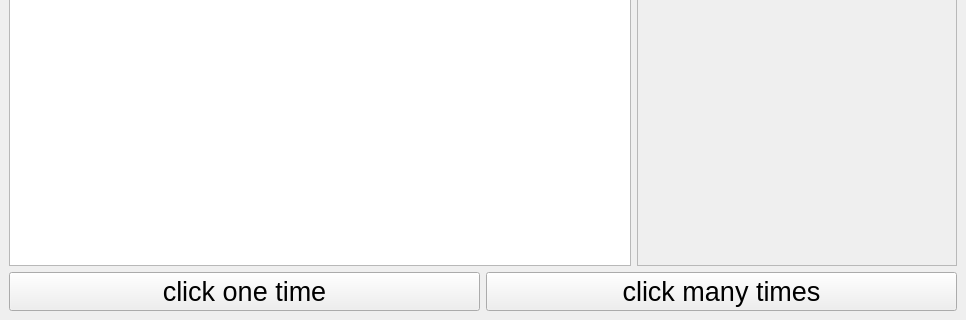
sufftea/Link-Cut-Treeez, file code/mainwindow.ui: the form before one commit; both pictures show x 0 to 966 and y 375 to 695 of the 966 by 695 pixel window.
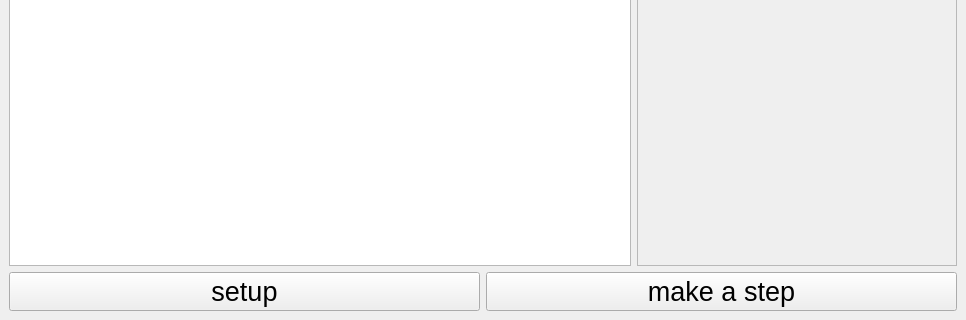
The form after the commit.

Diff of the .ui file:
```diff
--- a/code/mainwindow.ui
+++ b/code/mainwindow.ui
@@ -85,7 +85,7 @@
          </font>
         </property>
         <property name="text">
-         <string>click one time</string>
+         <string>setup</string>
         </property>
        </widget>
       </item>
@@ -109,7 +109,7 @@
          </font>
         </property>
         <property name="text">
-         <string>click many times</string>
+         <string>make a step</string>
         </property>
        </widget>
       </item>
```
